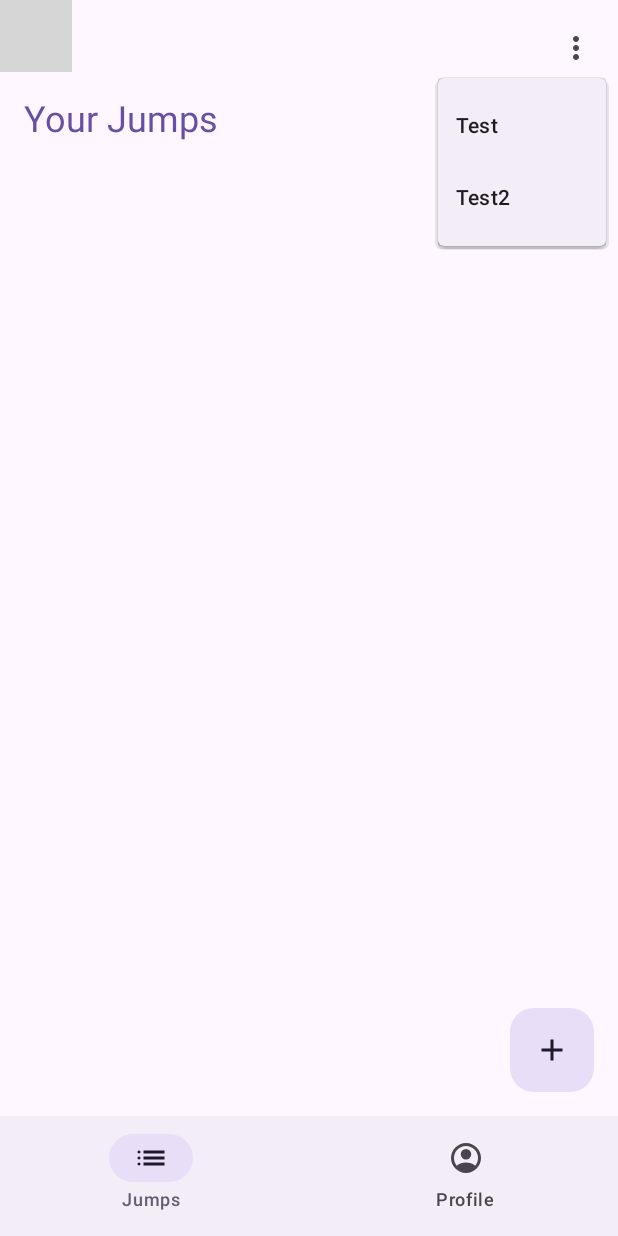
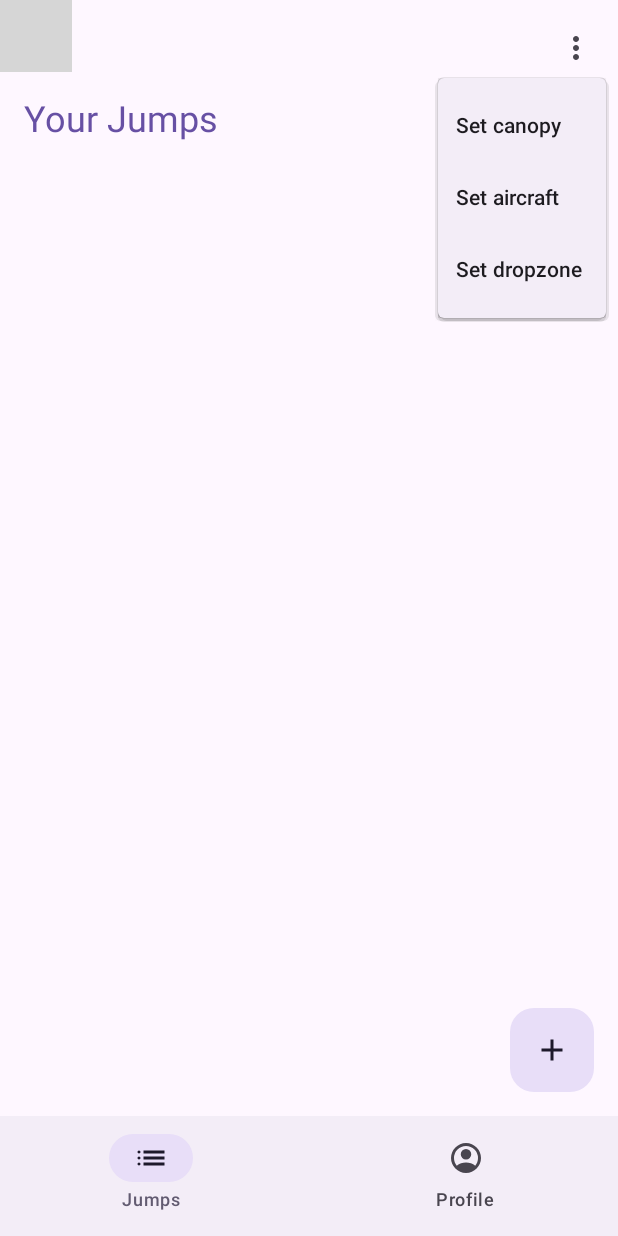
Before and after one commit to MarkusSeiberl/ProtrackReader, an Android app built with Jetpack Compose: the screen it shows after launch (MainActivity), after a tap on "More", on a phone screen of 412 x 824 dp. Run offline under Robolectric (Android 15) with nearby library versions, the light colour scheme and no system bars; our stand-ins replace Dagger/Hilt's generated code, Room's generated code; 2 statements that could not run were skipped; 1 other tap on this screen came first; grey boxes are pictures that could not be loaded.

Commit message:
Update dropdown menu on jumps screen

```diff
--- a/app/src/main/java/com/seiberl/protrackreader/ui/home/JumpListScreen.kt
+++ b/app/src/main/java/com/seiberl/protrackreader/ui/home/JumpListScreen.kt
@@ -99,11 +99,15 @@ fun JumpListScreen(
                         )
                         DropdownMenu(expanded = showMenu, onDismissRequest = { showMenu = false }) {
                             DropdownMenuItem(
-                                text = { Text("Test") },
+                                text = { Text("Set canopy") },
                                 onClick = { /*TODO*/ }
                             )
                             DropdownMenuItem(
-                                text = { Text("Test2") },
+                                text = { Text("Set aircraft") },
+                                onClick = { /*TODO*/ }
+                            )
+                            DropdownMenuItem(
+                                text = { Text("Set dropzone") },
                                 onClick = { /*TODO*/ }
                             )
                         }
```
